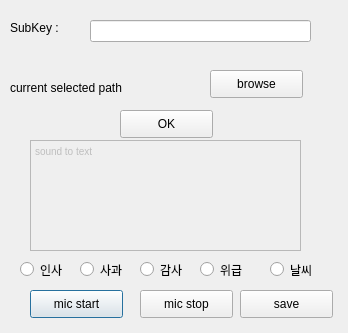
First picture: the form in main.ui, repository withdongyeong/stt_team3, before the edit.
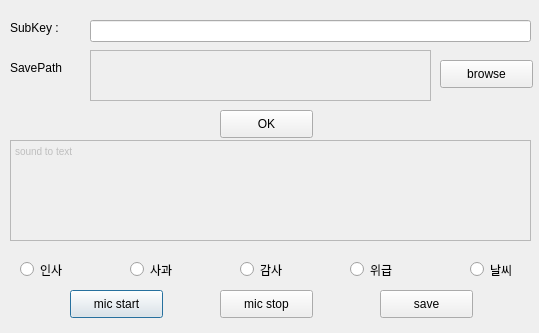
Second picture: the form after the edit.

Commit message: update save function, just save recognized text with label

```diff
--- a/main.ui
+++ b/main.ui
@@ -6,7 +6,7 @@
    <rect>
     <x>0</x>
     <y>0</y>
-    <width>348</width>
+    <width>539</width>
     <height>333</height>
    </rect>
   </property>
@@ -16,7 +16,7 @@
   <widget class="QPushButton" name="startButton">
    <property name="geometry">
     <rect>
-     <x>30</x>
+     <x>70</x>
      <y>290</y>
      <width>93</width>
      <height>28</height>
@@ -29,8 +29,8 @@
   <widget class="QPushButton" name="browseButton">
    <property name="geometry">
     <rect>
-     <x>210</x>
-     <y>70</y>
+     <x>440</x>
+     <y>60</y>
      <width>93</width>
      <height>28</height>
     </rect>
@@ -39,25 +39,12 @@
     <string>browse</string>
    </property>
   </widget>
-  <widget class="QLabel" name="browseLabel">
-   <property name="geometry">
-    <rect>
-     <x>10</x>
-     <y>80</y>
-     <width>251</width>
-     <height>16</height>
-    </rect>
-   </property>
-   <property name="text">
-    <string>current selected path</string>
-   </property>
-  </widget>
   <widget class="QLineEdit" name="subscriptionKeyEdit">
    <property name="geometry">
     <rect>
      <x>90</x>
      <y>20</y>
-     <width>221</width>
+     <width>441</width>
      <height>22</height>
     </rect>
    </property>
@@ -81,7 +68,7 @@
   <widget class="QPushButton" name="stopButton">
    <property name="geometry">
     <rect>
-     <x>140</x>
+     <x>220</x>
      <y>290</y>
      <width>93</width>
      <height>28</height>
@@ -97,10 +84,10 @@
    </property>
    <property name="geometry">
     <rect>
-     <x>30</x>
+     <x>10</x>
      <y>140</y>
-     <width>271</width>
-     <height>111</height>
+     <width>521</width>
+     <height>101</height>
     </rect>
    </property>
    <property name="html">
@@ -114,7 +101,7 @@
   <widget class="QPushButton" name="okButton">
    <property name="geometry">
     <rect>
-     <x>120</x>
+     <x>220</x>
      <y>110</y>
      <width>93</width>
      <height>28</height>
@@ -140,7 +127,7 @@
   <widget class="QRadioButton" name="apologizeRadioButton">
    <property name="geometry">
     <rect>
-     <x>80</x>
+     <x>130</x>
      <y>260</y>
      <width>61</width>
      <height>19</height>
@@ -153,7 +140,7 @@
   <widget class="QRadioButton" name="thankRadioButton">
    <property name="geometry">
     <rect>
-     <x>140</x>
+     <x>240</x>
      <y>260</y>
      <width>61</width>
      <height>19</height>
@@ -166,7 +153,7 @@
   <widget class="QRadioButton" name="emergencyRadioButton">
    <property name="geometry">
     <rect>
-     <x>200</x>
+     <x>350</x>
      <y>260</y>
      <width>61</width>
      <height>19</height>
@@ -179,7 +166,7 @@
   <widget class="QRadioButton" name="weatherRadioButton">
    <property name="geometry">
     <rect>
-     <x>270</x>
+     <x>470</x>
      <y>260</y>
      <width>61</width>
      <height>19</height>
@@ -192,7 +179,7 @@
   <widget class="QPushButton" name="saveButton">
    <property name="geometry">
     <rect>
-     <x>240</x>
+     <x>380</x>
      <y>290</y>
      <width>93</width>
      <height>28</height>
@@ -202,6 +189,32 @@
     <string>save</string>
    </property>
   </widget>
+  <widget class="QLabel" name="label">
+   <property name="geometry">
+    <rect>
+     <x>10</x>
+     <y>60</y>
+     <width>64</width>
+     <height>15</height>
+    </rect>
+   </property>
+   <property name="text">
+    <string>SavePath</string>
+   </property>
+  </widget>
+  <widget class="QTextEdit" name="browseEdit">
+   <property name="enabled">
+    <bool>false</bool>
+   </property>
+   <property name="geometry">
+    <rect>
+     <x>90</x>
+     <y>50</y>
+     <width>341</width>
+     <height>51</height>
+    </rect>
+   </property>
+  </widget>
  </widget>
  <resources/>
  <connections/>
```
The commit also changes 1 other file.
